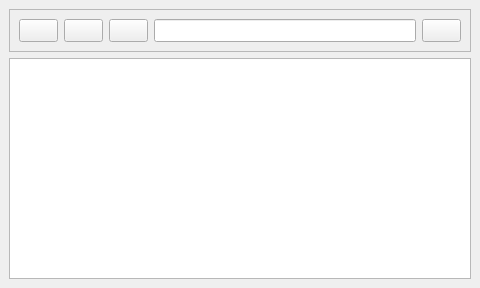
The window that ui/main_window.ui (ArthurDavletov/disk_explorer) describes before a commit, drawn with Qt 5.
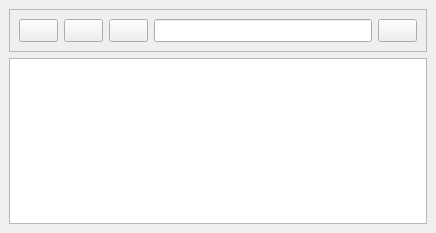
The same window after the commit. Icons and pictures are not drawn.

Diff of the .ui file:
```diff
--- a/ui/main_window.ui
+++ b/ui/main_window.ui
@@ -6,8 +6,8 @@
    <rect>
     <x>0</x>
     <y>0</y>
-    <width>480</width>
-    <height>288</height>
+    <width>436</width>
+    <height>233</height>
    </rect>
   </property>
   <property name="windowTitle">
```
Left out of the diff: 14 changed lines with no effect on the pictures.
